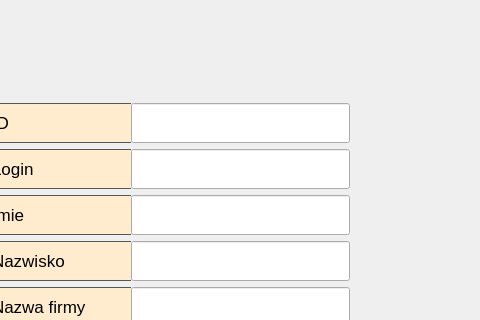
ZaluskiDominik/advertiser, file client/profiledialog.ui: the form before one commit; both pictures show x 248 to 728 and y 0 to 320 of the 827 by 588 pixel window.
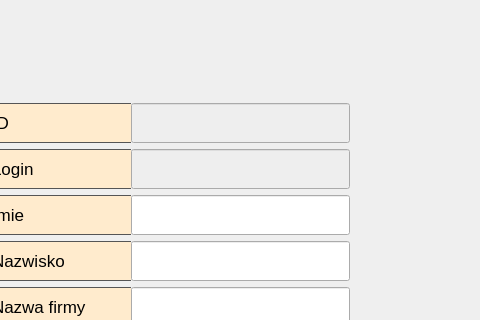
The form after the commit.

Patch:
```diff
--- a/client/profiledialog.ui
+++ b/client/profiledialog.ui
@@ -86,6 +86,9 @@
        </item>
        <item>
         <widget class="QLineEdit" name="idEdit">
+         <property name="enabled">
+          <bool>true</bool>
+         </property>
          <property name="sizePolicy">
           <sizepolicy hsizetype="MinimumExpanding" vsizetype="Fixed">
            <horstretch>0</horstretch>
@@ -102,7 +105,7 @@
           <font/>
          </property>
          <property name="styleSheet">
-          <string notr="true"/>
+          <string notr="true">background-color: #eee;</string>
          </property>
          <property name="maxLength">
           <number>30</number>
@@ -181,6 +184,9 @@
        </item>
        <item>
         <widget class="QLineEdit" name="loginEdit">
+         <property name="enabled">
+          <bool>true</bool>
+         </property>
          <property name="sizePolicy">
           <sizepolicy hsizetype="MinimumExpanding" vsizetype="Fixed">
            <horstretch>0</horstretch>
@@ -197,7 +203,7 @@
           <font/>
          </property>
          <property name="styleSheet">
-          <string notr="true"/>
+          <string notr="true">background-color: #eee;</string>
          </property>
          <property name="maxLength">
           <number>30</number>
```
